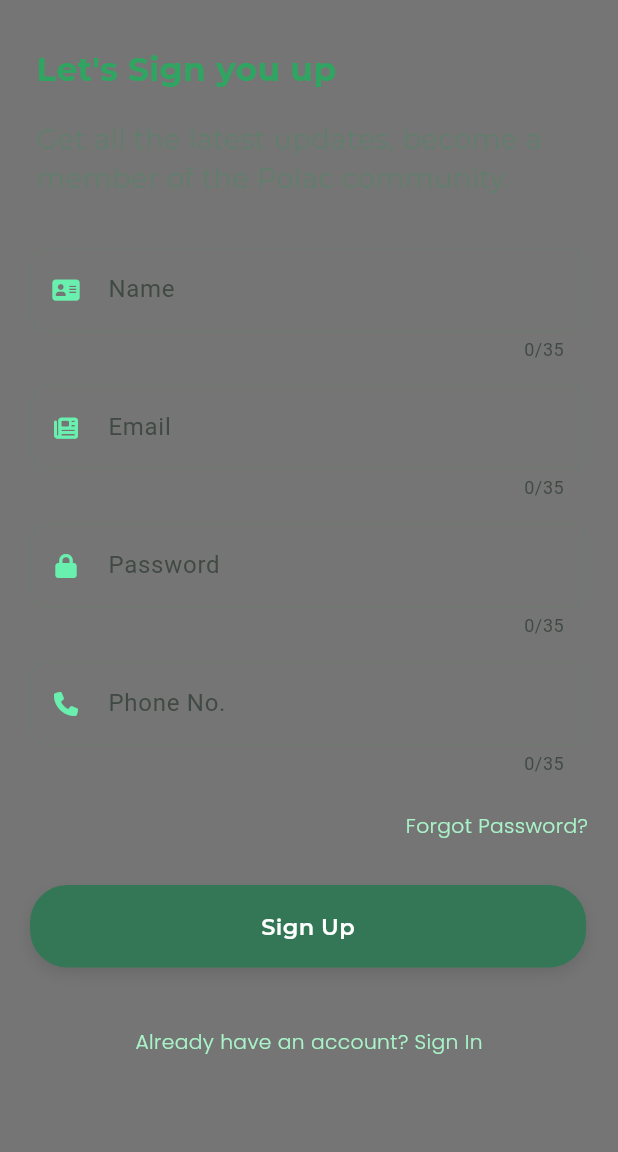
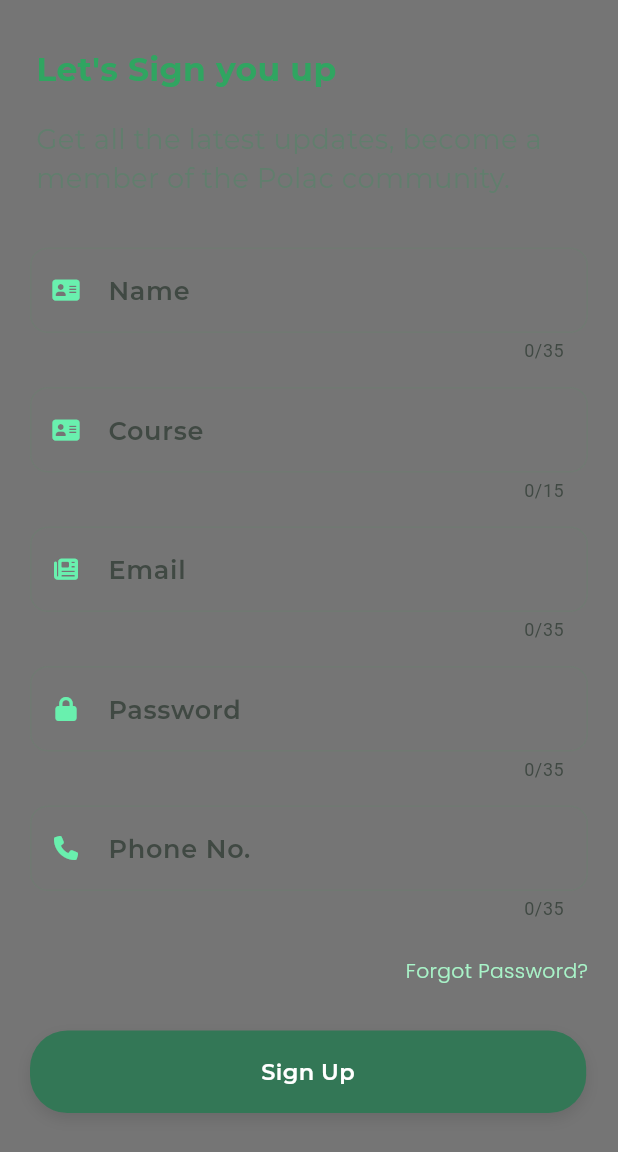
Before and after one commit to paiofficiall11/polachub, a Flutter app: the screen it shows after launch, on a phone screen of 412 x 824 dp, the part 84-1236 px from its top. Run offline on Flutter 3.47's test engine with Material 3 defaults, Android fonts, the phone set to English and light mode, and no system bars; our stand-ins replace appwrite, get, google_fonts, icons_plus; network calls fail.

Commit message:
launch II

```diff
--- a/polac_hub/lib/pages/sign_up.dart
+++ b/polac_hub/lib/pages/sign_up.dart
@@ -1,5 +1,6 @@
 import 'package:flutter/material.dart';
 import 'package:get/get.dart';
+import 'package:google_fonts/google_fonts.dart';
 import 'package:icons_plus/icons_plus.dart';
 import '../controllers/AppwriteController.dart';
 import 'package:polac_hub/ui/button.dart';
@@ -28,6 +29,7 @@ class _SignUpState extends State<SignUp> {
   late final TextEditingController _emailController;
   late final TextEditingController _passwordController;
   late final TextEditingController _phoneController;
+ late final TextEditingController _courseController;
 
   @override
   void initState() {
@@ -37,6 +39,7 @@ class _SignUpState extends State<SignUp> {
     _emailController = TextEditingController();
     _passwordController = TextEditingController();
     _phoneController = TextEditingController();
+     _courseController = TextEditingController();
   }
 
   @override
@@ -46,6 +49,7 @@ class _SignUpState extends State<SignUp> {
     _emailController.dispose();
     _passwordController.dispose();
     _phoneController.dispose();
+    _courseController.dispose();
     super.dispose();
   }
 
@@ -101,9 +105,73 @@ class _SignUpState extends State<SignUp> {
                     ),
                   ),
                   keyboardType: TextInputType.name,
-                  maxLength: 35,
+
+                   maxLength: 35,
+                  style: GoogleFonts.montserrat(
+                    fontSize: 17,
+                    fontWeight: FontWeight.w600,
+                    color: Colors.white
+                  ),
                 ),
                 const SizedBox(height: 16),
+
+
+
+
+
+
+
+
+
+ TextFormField(
+                  controller: _courseController,
+                  validator: (value) {
+                    if (value == null || value.trim().isEmpty) {
+                      return 'Please add your course';
+                    }
+                    if (value.trim().length < 2) {
+                      return 'Course must be at least 3 characters';
+                    }
+                    return null;
+                  },
+                  decoration: InputDecoration(
+                    hintText: "Course",
+                    prefixIcon: const Icon(
+                      FontAwesome.address_card,
+                      size: 16,
+                      color: Colors.greenAccent,
+                    ),
+                    border: OutlineInputBorder(
+                      borderRadius: BorderRadius.circular(12),
+                    ),
+                    focusedBorder: OutlineInputBorder(
+                      borderRadius: BorderRadius.circular(12),
+                      borderSide: const BorderSide(
+                        color: Colors.greenAccent,
+                        width: 2,
+                      ),
+                    ),
+                  ),
+                  keyboardType: TextInputType.name,
+
+                   maxLength: 15,
+                  style: GoogleFonts.montserrat(
+                    fontSize: 17,
+                    fontWeight: FontWeight.w600,
+                    color: Colors.white
+                  ),
+                ),
+                const SizedBox(height: 16),
+
+
+
+
+
+
+
+
+
+
 
                 // Email TextField
                 TextFormField(
@@ -138,6 +206,11 @@ class _SignUpState extends State<SignUp> {
                   ),
                   keyboardType: TextInputType.emailAddress,
                   maxLength: 35,
+                  style: GoogleFonts.montserrat(
+                    fontSize: 17,
+                    fontWeight: FontWeight.w600,
+                    color: Colors.white
+                  ),
                 ),
                 const SizedBox(height: 16),
 
@@ -174,6 +247,11 @@ class _SignUpState extends State<SignUp> {
                   keyboardType: TextInputType.visiblePassword,
                   obscureText: true,
                   maxLength: 35,
+                  style: GoogleFonts.montserrat(
+                    fontSize: 17,
+                    fontWeight: FontWeight.w600,
+                    color: Colors.white
+                  ),
                 ),
                 const SizedBox(height: 16),
 
@@ -209,7 +287,12 @@ class _SignUpState extends State<SignUp> {
                     ),
                   ),
                   keyboardType: TextInputType.phone,
-                  maxLength: 35,
+                 maxLength: 35,
+                  style: GoogleFonts.montserrat(
+                    fontSize: 17,
+                    fontWeight: FontWeight.w600,
+                    color: Colors.white
+                  ),
                 ),
                 const SizedBox(height: 24),
 
@@ -267,7 +350,7 @@ class _SignUpState extends State<SignUp> {
         password: _passwordController.text,
         name: _nameController.text.trim(),
         phone: _phoneController.text.trim(),
-        course: '', // You might want to add a course field or set a default
+        course: _courseController.text.trim(), // You might want to add a course field or set a default
       );
     }
   }
--- a/polac_hub/lib/service/appwriteService.dart
+++ b/polac_hub/lib/service/appwriteService.dart
@@ -146,7 +146,7 @@ class AppwriteService {
   Future<void> sendVerificationEmail() async {
     try {
       await account.createVerification(
-        url: 'localhost',
+        url: 'polachub.appwrite.network',
       );
     } on AppwriteException catch (e) {
       print('Send verification email error: ${e.message}');
@@ -171,7 +171,7 @@ class AppwriteService {
     try {
       await account.createRecovery(
         email: email,
-        url: '${"localhost"}/reset-password',
+        url: '${"polachub.appwrite.network"}/reset-password',
       );
     } on AppwriteException catch (e) {
       print('Password reset email error: ${e.message}');
@@ -227,10 +227,7 @@ class AppwriteService {
           'joinedAt': DateTime.now().toIso8601String(),
           'lastActive': DateTime.now().toIso8601String(),
           'isVerified': false,
-          'settings': {
-            'notifications': true,
-            'privacy': 'public',
-          },
+          'notifications': false
         },
         permissions: [
           Permission.read(Role.any()),
```
